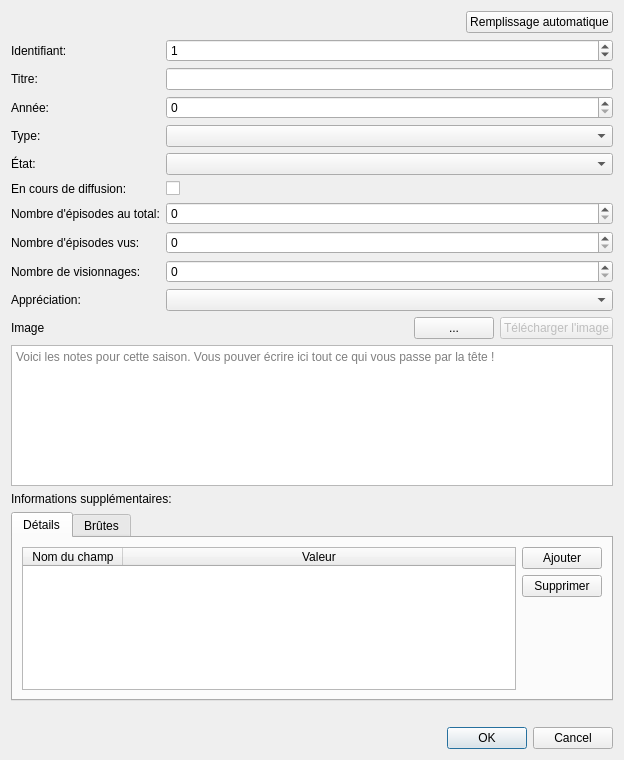
Old version of the form src/ui/dialogs/season.ui in the repository seigneurfuo/MyAnimeManager3.
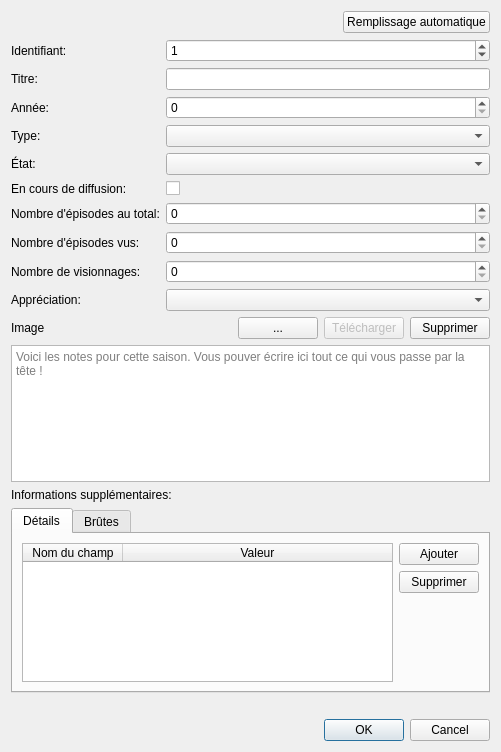
New version of the form. Icons and pictures are not drawn.

Commit message: Ajout du bouton de supression des images sur la fenetre des saisons.

Patch:
```diff
--- a/src/ui/dialogs/season.ui
+++ b/src/ui/dialogs/season.ui
@@ -9,8 +9,8 @@
    <rect>
     <x>0</x>
     <y>0</y>
-    <width>624</width>
-    <height>760</height>
+    <width>501</width>
+    <height>752</height>
    </rect>
   </property>
   <property name="windowTitle">
@@ -249,7 +249,7 @@
           <bool>false</bool>
          </property>
          <property name="text">
-          <string>Télécharger l'image</string>
+          <string>Télécharger</string>
          </property>
          <property name="icon">
           <iconset>
@@ -257,6 +257,17 @@
          </property>
         </widget>
        </item>
+       <item>
+        <widget class="QPushButton" name="pushButton_5">
+         <property name="text">
+          <string>Supprimer</string>
+         </property>
+         <property name="icon">
+          <iconset>
+           <normaloff>../../resources/icons/cross.png</normaloff>../../resources/icons/cross.png</iconset>
+         </property>
+        </widget>
+       </item>
       </layout>
      </item>
     </layout>
```
The commit also changes 1 other file.
